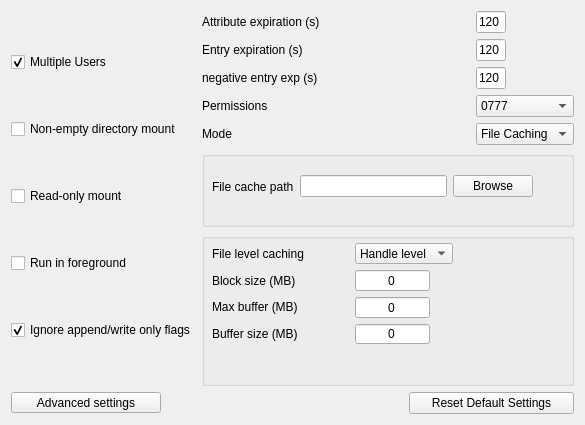
This is gui/config_common.ui in Seagate/cloudfuse as Qt 5 draws it before an edit. The edited form follows.
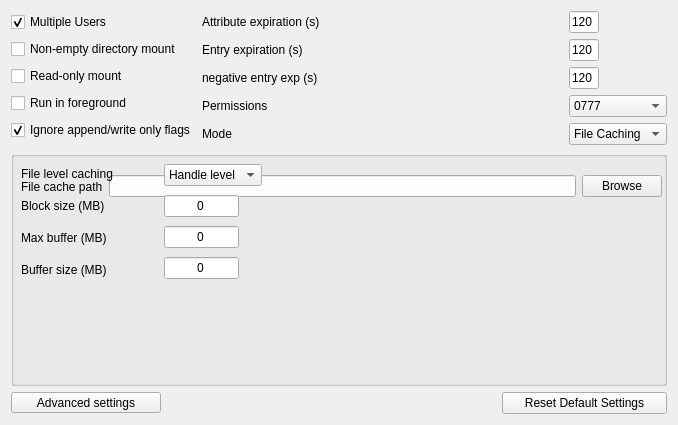
This is the edited form.

Commit message: groupbox positioning WIP

```diff
--- a/gui/config_common.ui
+++ b/gui/config_common.ui
@@ -6,7 +6,7 @@
    <rect>
     <x>0</x>
     <y>0</y>
-    <width>585</width>
+    <width>678</width>
     <height>425</height>
    </rect>
   </property>
@@ -14,29 +14,7 @@
    <string>Form</string>
   </property>
   <layout class="QGridLayout" name="gridLayout">
-   <item row="4" column="2">
-    <widget class="QPushButton" name="resetDefautSettings">
-     <property name="enabled">
-      <bool>true</bool>
-     </property>
-     <property name="maximumSize">
-      <size>
-       <width>165</width>
-       <height>16777215</height>
-      </size>
-     </property>
-     <property name="layoutDirection">
-      <enum>Qt::RightToLeft</enum>
-     </property>
-     <property name="text">
-      <string>Reset Default Settings</string>
-     </property>
-     <property name="default">
-      <bool>false</bool>
-     </property>
-    </widget>
-   </item>
-   <item row="4" column="0">
+   <item row="3" column="0">
     <widget class="QToolButton" name="advanced_settings">
      <property name="maximumSize">
       <size>
@@ -49,7 +27,7 @@
      </property>
     </widget>
    </item>
-   <item row="0" column="1" colspan="2">
+   <item row="0" column="1">
     <layout class="QHBoxLayout" name="horizontalLayout_4">
      <item>
       <layout class="QVBoxLayout" name="verticalLayout">
@@ -179,7 +157,7 @@
      </item>
     </layout>
    </item>
-   <item row="0" column="0" rowspan="4">
+   <item row="0" column="0">
     <layout class="QVBoxLayout" name="verticalLayout_10" stretch="0,0,0,0,0">
      <property name="spacing">
       <number>6</number>
@@ -233,17 +211,17 @@
      </item>
     </layout>
    </item>
-   <item row="1" column="1" colspan="2">
+   <item row="1" column="0" colspan="2">
     <widget class="QGroupBox" name="filecache_groupbox">
      <property name="title">
       <string/>
      </property>
-     <widget class="QWidget" name="">
+     <widget class="QWidget" name="layoutWidget">
       <property name="geometry">
        <rect>
         <x>10</x>
         <y>10</y>
-        <width>321</width>
+        <width>641</width>
         <height>51</height>
        </rect>
       </property>
@@ -269,18 +247,18 @@
      </widget>
     </widget>
    </item>
-   <item row="2" column="1" rowspan="2" colspan="2">
+   <item row="1" column="0" colspan="2">
     <widget class="QGroupBox" name="streaming_groupbox">
      <property name="title">
       <string/>
      </property>
-     <widget class="QWidget" name="">
+     <widget class="QWidget" name="layoutWidget">
       <property name="geometry">
        <rect>
         <x>10</x>
         <y>10</y>
         <width>241</width>
-        <height>101</height>
+        <height>122</height>
        </rect>
       </property>
       <layout class="QHBoxLayout" name="horizontalLayout_3">
@@ -386,6 +364,28 @@
      </widget>
     </widget>
    </item>
+   <item row="3" column="1">
+    <widget class="QPushButton" name="resetDefautSettings">
+     <property name="enabled">
+      <bool>true</bool>
+     </property>
+     <property name="maximumSize">
+      <size>
+       <width>165</width>
+       <height>16777215</height>
+      </size>
+     </property>
+     <property name="layoutDirection">
+      <enum>Qt::RightToLeft</enum>
+     </property>
+     <property name="text">
+      <string>Reset Default Settings</string>
+     </property>
+     <property name="default">
+      <bool>false</bool>
+     </property>
+    </widget>
+   </item>
   </layout>
  </widget>
  <resources/>
```
